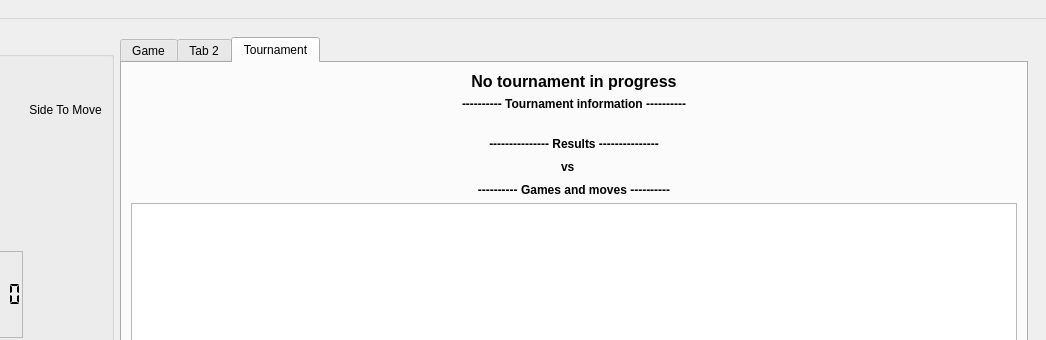
Before: the Qt Designer form app/mainwindow.ui in neluj/Xake, drawn with Qt 5; both pictures show x 141 to 1187 and y 0 to 340 of the 1187 by 708 pixel window.
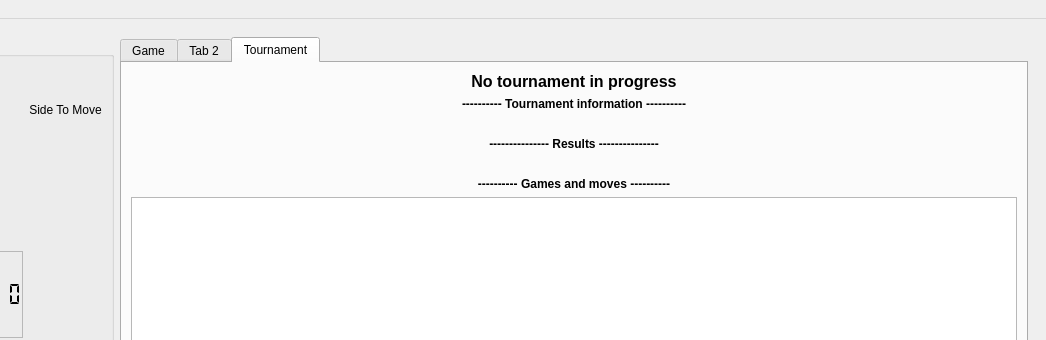
After: the same form once the commit is applied. The open tabs and pages were chosen to show the change. Custom widgets are drawn as their Qt base class.

Commit message: Show tournament standings by engine

What changed in the file:
```diff
--- a/app/mainwindow.ui
+++ b/app/mainwindow.ui
@@ -230,78 +230,26 @@
             </widget>
            </item>
            <item>
-            <layout class="QHBoxLayout" name="tournamentScoreLayout">
-             <item>
-              <spacer name="tournamentScoreLeftSpacer">
-               <property name="orientation">
-                <enum>Qt::Horizontal</enum>
-               </property>
-               <property name="sizeHint" stdset="0">
-                <size>
-                 <width>40</width>
-                 <height>20</height>
-                </size>
-               </property>
-              </spacer>
-             </item>
-             <item>
-              <widget class="QLabel" name="labelTournamentWhiteColor">
+            <widget class="QLabel" name="tournamentStandingsText">
+             <property name="sizePolicy">
+              <sizepolicy hsizetype="Expanding" vsizetype="Preferred">
+               <horstretch>0</horstretch>
+               <verstretch>0</verstretch>
+              </sizepolicy>
+             </property>
                <property name="text">
                 <string/>
                </property>
                <property name="alignment">
-                <set>Qt::AlignCenter</set>
-               </property>
-              </widget>
-             </item>
-             <item>
-              <widget class="QLabel" name="labelTournamentVersus">
-               <property name="font">
-                <font>
-                 <bold>true</bold>
-                </font>
-               </property>
-               <property name="text">
-                <string>vs</string>
-               </property>
-              </widget>
-             </item>
-             <item>
-              <widget class="QLabel" name="labelTournamentBlackColor">
-               <property name="text">
-                <string/>
-               </property>
-               <property name="alignment">
-                <set>Qt::AlignCenter</set>
-               </property>
-              </widget>
-             </item>
-             <item>
-              <widget class="QLabel" name="labelTournamentScore">
-               <property name="font">
-                <font>
-                 <bold>true</bold>
-                </font>
-               </property>
-               <property name="text">
-                <string/>
-               </property>
-              </widget>
-             </item>
-             <item>
-              <spacer name="tournamentScoreRightSpacer">
-               <property name="orientation">
-                <enum>Qt::Horizontal</enum>
-               </property>
-               <property name="sizeHint" stdset="0">
-                <size>
-                 <width>40</width>
-                 <height>20</height>
-                </size>
-               </property>
-              </spacer>
-             </item>
-            </layout>
+              <set>Qt::AlignLeading|Qt::AlignLeft|Qt::AlignTop</set>
+             </property>
+             <property name="wordWrap">
+              <bool>true</bool>
+             </property>
+             <property name="textInteractionFlags">
+              <set>Qt::TextSelectableByMouse</set>
+             </property>
+            </widget>
            </item>
            <item>
             <widget class="QLabel" name="labelTournamentGamesDivider">
```
Lines whose indentation alone changed are shown as unchanged. The commit also changes 5 other files.
